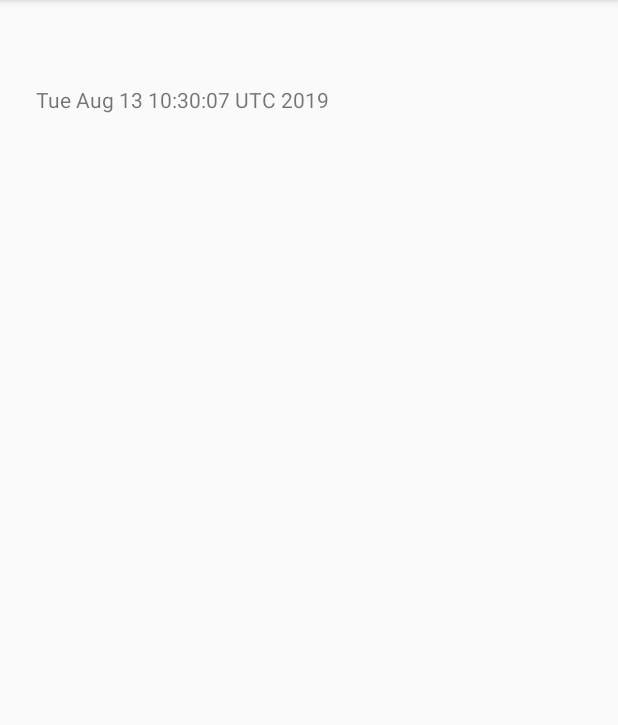
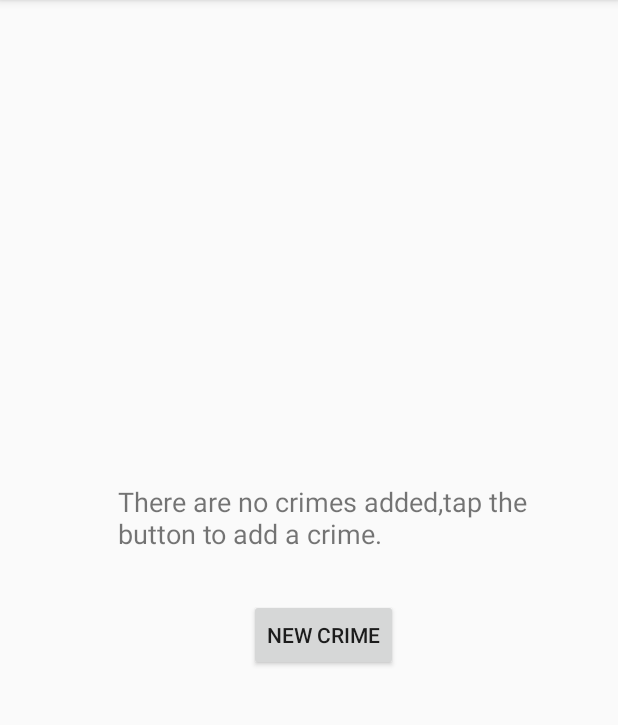
Before and after one commit to Nizar4790k/CriminalIntent, an Android app: the screen it shows after launch (CrimeListActivity), after a tap on "HIDE SUBTITLE", on a phone screen of 412 x 824 dp, the part 84-809 px from its top. Run offline under Robolectric (Android 15) with nearby library versions, the phone set to English and light mode, and no system bars; 3 other taps on this screen came first.

Commit message:
cap13 finished

```diff
--- a/app/src/main/java/android/bignerdranch/com/CrimeFragment.java
+++ b/app/src/main/java/android/bignerdranch/com/CrimeFragment.java
@@ -172,6 +172,7 @@ public class CrimeFragment extends Fragment {
             mGoToLast.setEnabled(false);
         }
 
+        mTimeButton.setText(R.string.time_button);
 
         return v;
     }
@@ -209,6 +210,8 @@ public class CrimeFragment extends Fragment {
 
             case R.id.delete_crime:
                 CrimeLab.get(getActivity()).deleteCrime(mCrime);
+                Intent intent = new Intent(getContext(),CrimeListActivity.class);
+                startActivity(intent);
 
                 return true;
 
--- a/app/src/main/java/android/bignerdranch/com/CrimeListFragment.java
+++ b/app/src/main/java/android/bignerdranch/com/CrimeListFragment.java
@@ -16,6 +16,7 @@ import android.view.MenuInflater;
 import android.view.MenuItem;
 import android.view.View;
 import android.view.ViewGroup;
+import android.widget.Button;
 import android.widget.ImageView;
 import android.widget.TextView;
 import android.widget.Toast;
@@ -28,6 +29,8 @@ public class CrimeListFragment  extends Fragment {
     private  CrimeAdapter mAdapter;
     private boolean mSubtitleVisible;
     private static final String SAVED_SUBTITLE_VISIBLE = "subtitle";
+    private Button mNewCrimeButton;
+    private TextView mTextViewEmptyCrime;
 
 
 
@@ -35,34 +38,73 @@ public class CrimeListFragment  extends Fragment {
     public  void onCreate(Bundle savedInstanceState){
         super.onCreate(savedInstanceState);
         setHasOptionsMenu(true);
+
+
     }
 
     @Nullable
     @Override
     public View onCreateView(@NonNull LayoutInflater inflater, @Nullable ViewGroup container, @Nullable Bundle savedInstanceState) {
-        View view = inflater.inflate(R.layout.fragment_crime_list,container,false);
+            View view;
 
-        mCrimeRecyclerView=(RecyclerView) view.findViewById(R.id.crime_recycler_view);
-        mCrimeRecyclerView.setLayoutManager(new LinearLayoutManager(getActivity()));
+        if(CrimeLab.get(getContext()).getCrimes().size()!=0) {
+             view = inflater.inflate(R.layout.fragment_crime_list, container, false);
 
-        updateUI();
+            mCrimeRecyclerView = (RecyclerView) view.findViewById(R.id.crime_recycler_view);
+            mCrimeRecyclerView.setLayoutManager(new LinearLayoutManager(getActivity()));
 
-        if (savedInstanceState != null) {
-            mSubtitleVisible = savedInstanceState.getBoolean(SAVED_SUBTITLE_VISIBLE);
+            updateUI();
+
+            if (savedInstanceState != null) {
+                mSubtitleVisible = savedInstanceState.getBoolean(SAVED_SUBTITLE_VISIBLE);
+            }
+
+
+
+
+        } else {
+
+            view = inflater.inflate(R.layout.empty_crimes,container,false);
+
+            Button button = (Button)view.findViewById(R.id.button);
+            TextView textView = (TextView)view.findViewById(R.id.textView);
+
+            button.setOnClickListener(new View.OnClickListener() {
+                @Override
+                public void onClick(View v) {
+                    Crime crime = new Crime();
+                    CrimeLab.get(getActivity()).addCrime(crime);
+                    Intent intent = CrimePagerActivity.newIntent(getActivity(),crime.getId());
+                    startActivity(intent);
+                }
+            });
+
+
         }
 
-        return  view;
 
-
+        return view;
     }
 
     private void updateUI() {
         CrimeLab crimeLab = CrimeLab.get(getActivity());
         List<Crime> crimes = crimeLab.getCrimes();
 
+
+        if(crimes.size()==0){
+            return;
+        }
+
+
         if(mAdapter==null){
+
+
             mAdapter = new CrimeAdapter(crimes);
             mCrimeRecyclerView.setAdapter(mAdapter);
+
+
+            return;
+
         } else {
             mAdapter.notifyDataSetChanged();
         }
@@ -79,7 +121,14 @@ public class CrimeListFragment  extends Fragment {
             private TextView mDateTextView;
             private Crime mCrime;
 
+
+
+
+
                 public  CrimeHolder(LayoutInflater inflater,ViewGroup parent){
+
+
+
                     super(inflater.inflate(R.layout.list_item_crime,parent,false));
 
                     mTitleTextView = (TextView) itemView.findViewById(R.id.crime_title);
@@ -212,7 +261,7 @@ public class CrimeListFragment  extends Fragment {
                 private void updateSubtitle() {
         CrimeLab crimeLab = CrimeLab.get(getActivity());
         int crimeCount = crimeLab.getCrimes().size();
-        String subtitle = getString(R.string.subtitle_format, crimeCount);
+        String subtitle = getResources().getQuantityString(R.plurals.subtitle_plural,crimeCount,crimeCount);
 
 
         if(!mSubtitleVisible){
--- a/app/src/main/res/layout/crime_list_activity.xml
+++ b/app/src/main/res/layout/crime_list_activity.xml
@@ -1,5 +1,7 @@
 <FrameLayout
     xmlns:android="http://schemas.android.com/apk/res/android"
+    xmlns:app="http://schemas.android.com/apk/res-auto"
+    xmlns:tools="http://schemas.android.com/tools"
     android:id="@+id/fragment_container"
     android:layout_width="match_parent"
     android:layout_height="match_parent" />
--- /dev/null
+++ b/app/src/main/res/layout/empty_crimes.xml
@@ -0,0 +1,41 @@
+<?xml version="1.0" encoding="utf-8"?>
+<android.support.constraint.ConstraintLayout
+    xmlns:android="http://schemas.android.com/apk/res/android"
+    xmlns:app="http://schemas.android.com/apk/res-auto"
+    xmlns:tools="http://schemas.android.com/tools"
+    android:layout_width="match_parent"
+    android:layout_height="match_parent">
+
+    <Button
+        android:id="@+id/button"
+        android:layout_width="wrap_content"
+        android:layout_height="wrap_content"
+        android:layout_marginStart="8dp"
+        android:layout_marginTop="8dp"
+        android:layout_marginEnd="8dp"
+        android:layout_marginBottom="8dp"
+        android:text="@string/new_crime"
+        app:layout_constraintBottom_toBottomOf="parent"
+        app:layout_constraintEnd_toEndOf="parent"
+        app:layout_constraintHorizontal_bias="0.532"
+        app:layout_constraintStart_toStartOf="parent"
+        app:layout_constraintTop_toTopOf="parent"
+        app:layout_constraintVertical_bias="0.556" />
+
+    <TextView
+        android:id="@+id/textView"
+        android:layout_width="279dp"
+        android:layout_height="51dp"
+        android:layout_marginStart="8dp"
+        android:layout_marginTop="8dp"
+        android:layout_marginEnd="8dp"
+        android:layout_marginBottom="8dp"
+        android:text="@string/empty_crimes"
+        android:textSize="18sp"
+        app:layout_constraintBottom_toBottomOf="parent"
+        app:layout_constraintEnd_toEndOf="parent"
+        app:layout_constraintHorizontal_bias="0.603"
+        app:layout_constraintStart_toStartOf="parent"
+        app:layout_constraintTop_toTopOf="parent"
+        app:layout_constraintVertical_bias="0.448" />
+</android.support.constraint.ConstraintLayout>
--- a/app/src/main/res/values/strings.xml
+++ b/app/src/main/res/values/strings.xml
@@ -22,5 +22,14 @@
     <string name="delete_crime">Delete Crime</string>
 
     <string name="ok">Ok</string>
+    <string name="empty_crimes">There are no crimes added,tap the button to add a crime. </string>
+    <string name="use_add_button">button to add a crime</string>
+
+
+    <plurals name="subtitle_plural">
+        <item quantity="one">%1$d crime</item>
+        <item quantity="other">%1$d crimes</item>
+    </plurals>
+
 
 </resources>
--- a/app/src/main/res/values/styles.xml
+++ b/app/src/main/res/values/styles.xml
@@ -8,4 +8,8 @@
         <item name="colorAccent">@color/colorAccent</item>
     </style>
 
+
+
+
+
 </resources>
```
